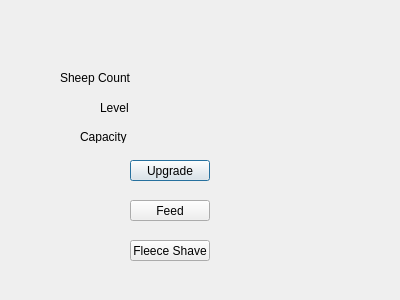
Qt form sheep_pasture.ui (mohammadfattahi11/AP_Project) before a commit.
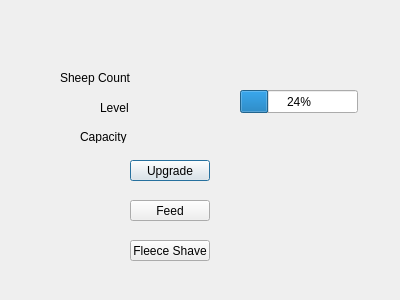
The same form after that commit.

What changed in the file:
```diff
--- a/sheep_pasture.ui
+++ b/sheep_pasture.ui
@@ -130,6 +130,19 @@
     <string/>
    </property>
   </widget>
+  <widget class="QProgressBar" name="sheep_pro">
+   <property name="geometry">
+    <rect>
+     <x>240</x>
+     <y>90</y>
+     <width>118</width>
+     <height>23</height>
+    </rect>
+   </property>
+   <property name="value">
+    <number>24</number>
+   </property>
+  </widget>
  </widget>
  <resources/>
  <connections/>
```
